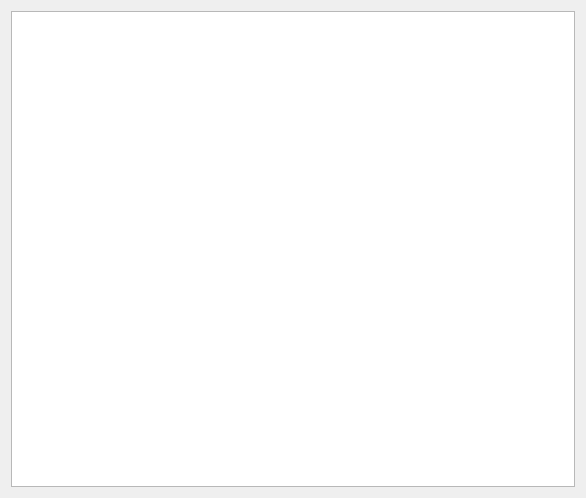
FediiBohdan/TechService, file SparePartsTable.ui: the form before one commit.
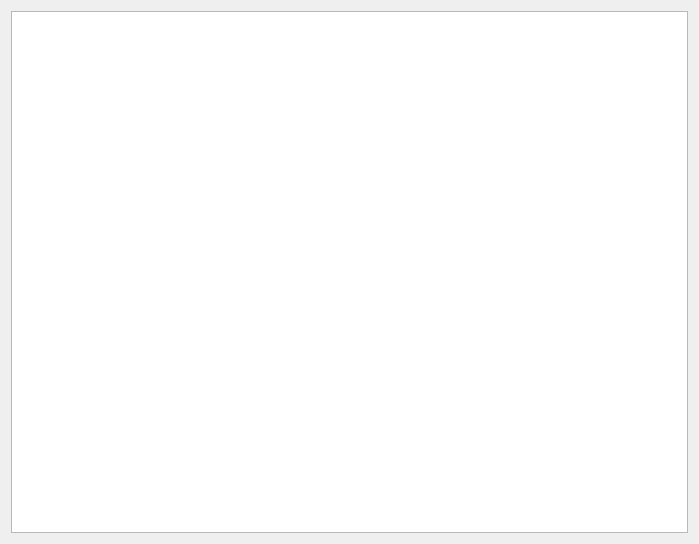
The form after the commit.

Commit message: working day timer added + some changes to staff DB + GUI fixes

What changed in the file:
```diff
--- a/SparePartsTable.ui
+++ b/SparePartsTable.ui
@@ -6,8 +6,8 @@
    <rect>
     <x>0</x>
     <y>0</y>
-    <width>586</width>
-    <height>498</height>
+    <width>699</width>
+    <height>544</height>
    </rect>
   </property>
   <property name="windowTitle">
```
The commit also changes 7 other files.
